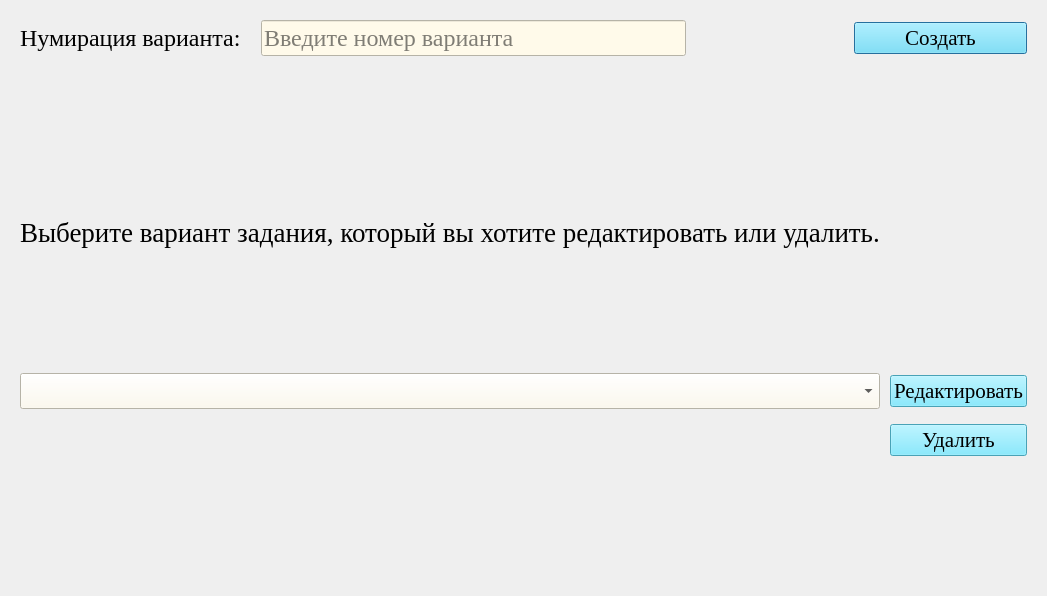
Qt form qt_designer_ui/winEditTable.ui (IvaMarin/Project-Network-Diagram-App) before a commit.
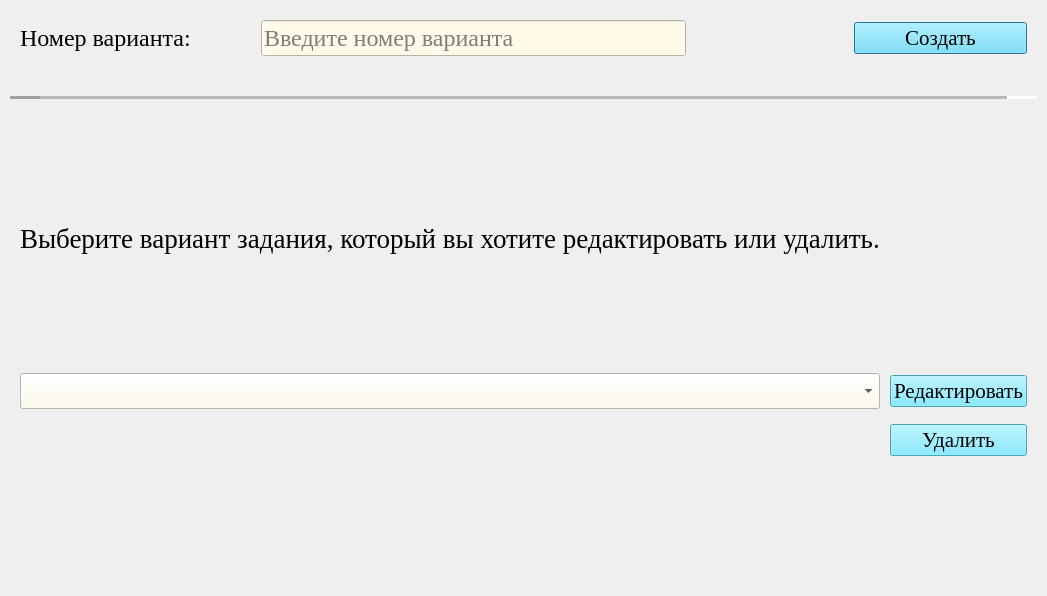
The same form after that commit. Icons and pictures are not drawn.

Diff of the .ui file:
```diff
--- a/qt_designer_ui/winEditTable.ui
+++ b/qt_designer_ui/winEditTable.ui
@@ -22,7 +22,7 @@
    <iconset>
     <normaloff>resources/login_icon.png</normaloff>resources/login_icon.png</iconset>
   </property>
-  <layout class="QVBoxLayout" name="verticalLayout" stretch="0,0">
+  <layout class="QVBoxLayout" name="verticalLayout" stretch="0,0,0">
    <property name="spacing">
     <number>10</number>
    </property>
@@ -64,7 +64,7 @@
         </font>
        </property>
        <property name="text">
-        <string>Нумирация варианта:</string>
+        <string>Номер варианта:</string>
        </property>
       </widget>
      </item>
@@ -115,6 +115,19 @@
      </item>
     </layout>
    </item>
+   <item>
+    <widget class="Line" name="line">
+     <property name="lineWidth">
+      <number>30</number>
+     </property>
+     <property name="midLineWidth">
+      <number>30</number>
+     </property>
+     <property name="orientation">
+      <enum>Qt::Horizontal</enum>
+     </property>
+    </widget>
+   </item>
    <item>
     <layout class="QGridLayout" name="gridLayout" rowstretch="20,40,20" columnstretch="40,10">
      <property name="leftMargin">
```
Left out of the diff: 2 changed lines with no effect on the pictures.
